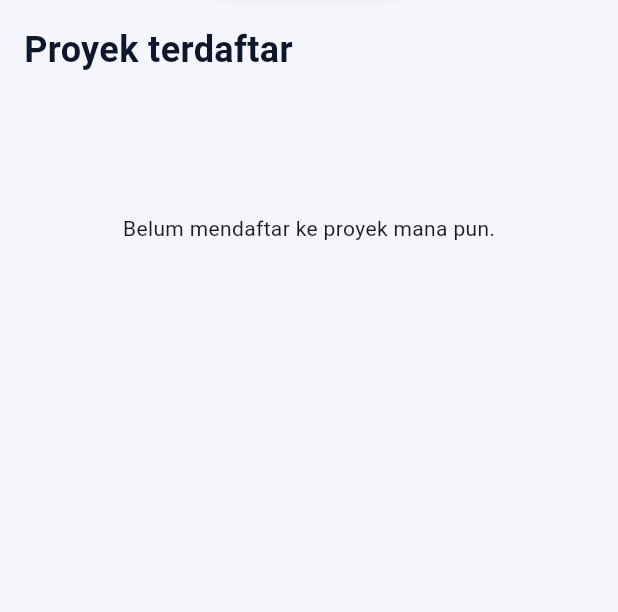
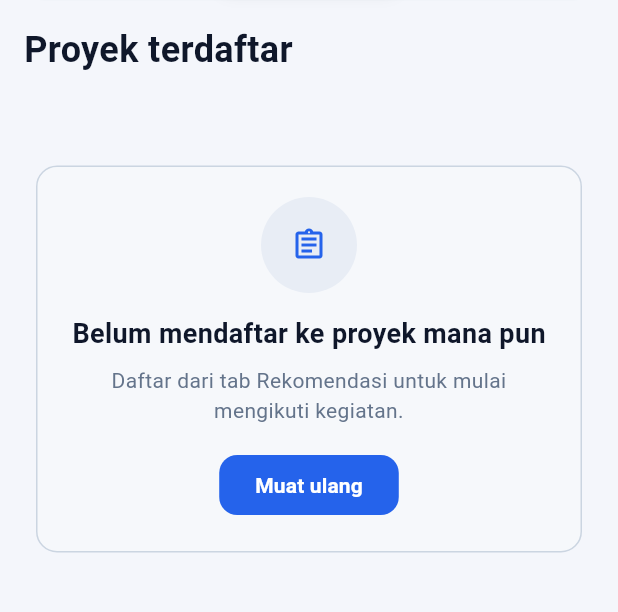
Before and after one commit to FaishalPutra/Aplikasi-Kolaborasi, a Flutter app: the PeopleToProjectPage screen opened directly, after a tap on "Terdaftar", on a phone screen of 412 x 824 dp, the part 88-700 px from its top. Run offline on Flutter 3.47's test engine with Material 3 defaults, Android fonts, the phone set to English and light mode, and no system bars.

Commit message:
update buat proyek

```diff
--- a/mobile/lib/modules/people_to_project.dart
+++ b/mobile/lib/modules/people_to_project.dart
@@ -244,8 +244,14 @@ class _RekomendasiTabState extends State<_RekomendasiTab> with AutomaticKeepAliv
         const SizedBox(height: 12),
         if (_feed.isEmpty)
           Padding(
-            padding: const EdgeInsets.only(top: 80),
-            child: Center(child: Text(_pesan ?? 'Belum ada rekomendasi.', textAlign: TextAlign.center)),
+            padding: const EdgeInsets.only(top: 40),
+            child: _EmptyState(
+              icon: Icons.auto_awesome,
+              judul: _pesan ?? 'Belum ada rekomendasi',
+              subtitle: 'Lengkapi profilmu atau tunggu proyek baru muncul sesuai kecocokanmu.',
+              tombol: 'Muat ulang',
+              onTombol: _muat,
+            ),
           )
         else
           ..._feed.map((e) => _kartuFeed(e as Map)),
@@ -348,9 +354,15 @@ class _TerdaftarTabState extends State<_TerdaftarTab> {
         const Text('Proyek terdaftar', style: TextStyle(fontSize: 24, fontWeight: FontWeight.bold, color: _navy)),
         const SizedBox(height: 12),
         if (_rows.isEmpty)
-          const Padding(
-            padding: EdgeInsets.only(top: 80),
-            child: Center(child: Text('Belum mendaftar ke proyek mana pun.')),
+          Padding(
+            padding: const EdgeInsets.only(top: 40),
+            child: _EmptyState(
+              icon: Icons.assignment_outlined,
+              judul: 'Belum mendaftar ke proyek mana pun',
+              subtitle: 'Daftar dari tab Rekomendasi untuk mulai mengikuti kegiatan.',
+              tombol: 'Muat ulang',
+              onTombol: _muat,
+            ),
           )
         else
           ..._rows.map((e) => _kartu(e as Map)),
@@ -471,9 +483,18 @@ class _ProyekSayaTabState extends State<_ProyekSayaTab> {
         ]),
         const SizedBox(height: 12),
         if (_rows.isEmpty)
-          const Padding(
-            padding: EdgeInsets.only(top: 80),
-            child: Center(child: Text('Belum membuat proyek. Tekan "Buat" untuk mulai.')),
+          Padding(
+            padding: const EdgeInsets.only(top: 40),
+            child: _EmptyState(
+              icon: Icons.add_circle_outline,
+              judul: 'Belum membuat proyek',
+              subtitle: 'Buat kegiatan kolaboratif pertamamu dan temukan mahasiswa yang cocok.',
+              tombol: 'Buat proyek',
+              onTombol: () async {
+                await Navigator.of(context).push(MaterialPageRoute(builder: (_) => const BuatProjectPage()));
+                _muat();
+              },
+            ),
           )
         else
           ..._rows.map((e) => _kartu(e as Map)),
@@ -1147,7 +1168,7 @@ class _BuatProjectPageState extends State<BuatProjectPage> {
   final _judul = TextEditingController();
   final _deskripsi = TextEditingController();
   String? _kategori;
-  final Set<String> _peran = {};
+  final Map<String, int> _peran = {}; // namaRole -> kuota (jumlah orang dibutuhkan)
   final Set<String> _skill = {};
   // 6 atribut yang dipakai Affinity Engine (sama seperti profil mahasiswa).
   final Set<String> _minat = {};
@@ -1157,10 +1178,9 @@ class _BuatProjectPageState extends State<BuatProjectPage> {
   bool _loading = false;
 
   final _kategoriOpsi = const ['Riset', 'Desain', 'Kewirausahaan', 'Kompetisi', 'KKN', 'Lainnya'];
-  final _peranOpsi = const [
-    'Ketua / PM', 'Mobile Dev', 'Web Dev', 'Backend Dev', 'UI/UX Designer',
-    'Data Analyst', 'Peneliti', 'Content / Copywriter', 'Dokumentasi', 'Marketing',
-  ];
+  // Taksonomi generik — HARUS sama persis dengan preferensiPeran profil mahasiswa,
+  // karena Affinity Engine mencocokkan string-nya langsung (lihat affinityProject.ts).
+  final _peranOpsi = const ['Leader/Coordinator', 'Contributor/Executor', 'Supporter/Facilitator'];
   final _skillOpsi = const [
     'Python', 'JavaScript', 'Figma', 'Flutter', 'Public Speaking', 'Manajemen Proyek',
     'Penulisan', 'Analisis Data', 'UI Design', 'Riset Pengguna', 'SQL', 'Copywriting',
@@ -1190,7 +1210,9 @@ class _BuatProjectPageState extends State<BuatProjectPage> {
         'gayaKerja': _gayaKerja,
         'pengalamanReq': _pengalamanReq,
         'jadwalSlot': _ketersediaan.toList(),
-        'roles': _peran.map((p) => {'namaRole': p, 'kuota': 1, 'skillDicari': _skill.toList()}).toList(),
+        'roles': _peran.entries
+            .map((e) => {'namaRole': e.key, 'kuota': e.value, 'skillDicari': _skill.toList()})
+            .toList(),
       };
       final res = await apiPost('/people-to-project/projects', body);
       if (!mounted) return;
@@ -1247,6 +1269,36 @@ class _BuatProjectPageState extends State<BuatProjectPage> {
         }).toList(),
       );
 
+  Widget _barisKuotaPeran(String role) {
+    final kuota = _peran[role] ?? 1;
+    return Container(
+      margin: const EdgeInsets.only(bottom: 8),
+      padding: const EdgeInsets.symmetric(horizontal: 14, vertical: 6),
+      decoration: BoxDecoration(
+          color: Colors.white,
+          borderRadius: BorderRadius.circular(12),
+          border: Border.all(color: const Color(0xFFE2E8F0))),
+      child: Row(children: [
+        Expanded(child: Text(role, style: const TextStyle(color: _navy, fontWeight: FontWeight.w600))),
+        IconButton(
+          icon: const Icon(Icons.remove_circle_outline, size: 22),
+          color: kuota > 1 ? _biru : const Color(0xFFCBD5E1),
+          onPressed: kuota > 1 ? () => setState(() => _peran[role] = kuota - 1) : null,
+        ),
+        SizedBox(
+          width: 24,
+          child: Text('$kuota', textAlign: TextAlign.center,
+              style: const TextStyle(fontWeight: FontWeight.bold, color: _navy, fontSize: 16)),
+        ),
+        IconButton(
+          icon: const Icon(Icons.add_circle_outline, size: 22),
+          color: _biru,
+          onPressed: () => setState(() => _peran[role] = kuota + 1),
+        ),
+      ]),
+    );
+  }
+
   @override
   Widget build(BuildContext context) {
     return Scaffold(
@@ -1295,10 +1347,61 @@ class _BuatProjectPageState extends State<BuatProjectPage> {
             (o) => _ketersediaan.contains(o) ? _ketersediaan.remove(o) : _ketersediaan.add(o)),
 
         Row(children: [_label('PERAN DIBUTUHKAN'), const Text(' *', style: TextStyle(color: Color(0xFFDC2626)))]),
-        _pilihan(_peranOpsi, (o) => _peran.contains(o), (o) => _peran.contains(o) ? _peran.remove(o) : _peran.add(o)),
+        _pilihan(_peranOpsi, (o) => _peran.containsKey(o), (o) {
+          if (_peran.containsKey(o)) {
+            _peran.remove(o);
+          } else {
+            _peran[o] = 1;
+          }
+        }),
+        if (_peran.isNotEmpty) ...[
+          const SizedBox(height: 12),
+          const Text('Jumlah orang dibutuhkan per peran:', style: TextStyle(color: _abu, fontSize: 12)),
+          const SizedBox(height: 8),
+          ..._peran.keys.map((role) => _barisKuotaPeran(role)),
+        ],
         _label('SKILL DIBUTUHKAN'),
         _pilihan(_skillOpsi, (o) => _skill.contains(o), (o) => _skill.contains(o) ? _skill.remove(o) : _skill.add(o)),
       ]),
     );
   }
 }
+
+// ================= EMPTY STATE (konsisten dengan modul People-to-People) =================
+class _EmptyState extends StatelessWidget {
+  final IconData icon;
+  final String judul, subtitle, tombol;
+  final VoidCallback onTombol;
+  const _EmptyState(
+      {required this.icon,
+      required this.judul,
+      required this.subtitle,
+      required this.tombol,
+      required this.onTombol});
+  @override
+  Widget build(BuildContext context) => Center(
+        child: Container(
+          margin: const EdgeInsets.all(8),
+          padding: const EdgeInsets.all(20),
+          decoration: BoxDecoration(
+            color: const Color(0xFFF6F8FB),
+            borderRadius: BorderRadius.circular(14),
+            border: Border.all(color: const Color(0xFFCBD5E1)),
+          ),
+          child: Column(mainAxisSize: MainAxisSize.min, children: [
+            CircleAvatar(radius: 32, backgroundColor: const Color(0xFFE8EDF5), child: Icon(icon, color: _biru)),
+            const SizedBox(height: 14),
+            Text(judul, style: const TextStyle(fontWeight: FontWeight.bold, fontSize: 18, color: _navy)),
+            const SizedBox(height: 8),
+            Text(subtitle, textAlign: TextAlign.center, style: const TextStyle(color: _abu, height: 1.4)),
+            const SizedBox(height: 16),
+            FilledButton(
+              onPressed: onTombol,
+              style: FilledButton.styleFrom(
+                  backgroundColor: _biru, shape: RoundedRectangleBorder(borderRadius: BorderRadius.circular(12))),
+              child: Text(tombol, style: const TextStyle(fontWeight: FontWeight.bold)),
+            ),
+          ]),
+        ),
+      );
+}
```
